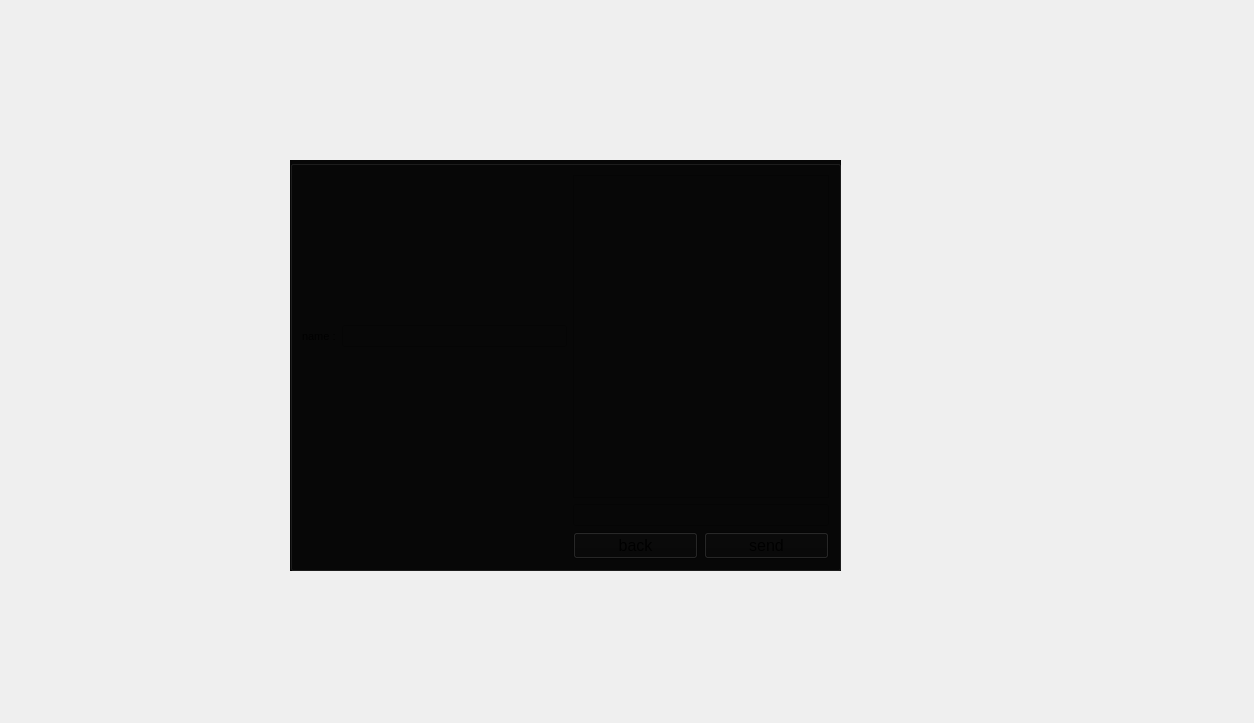
The window that massenger/sendmessagechannel_dialog.ui (MahanBeidokhti/AP-Messenger) describes before a commit, drawn with Qt 5.
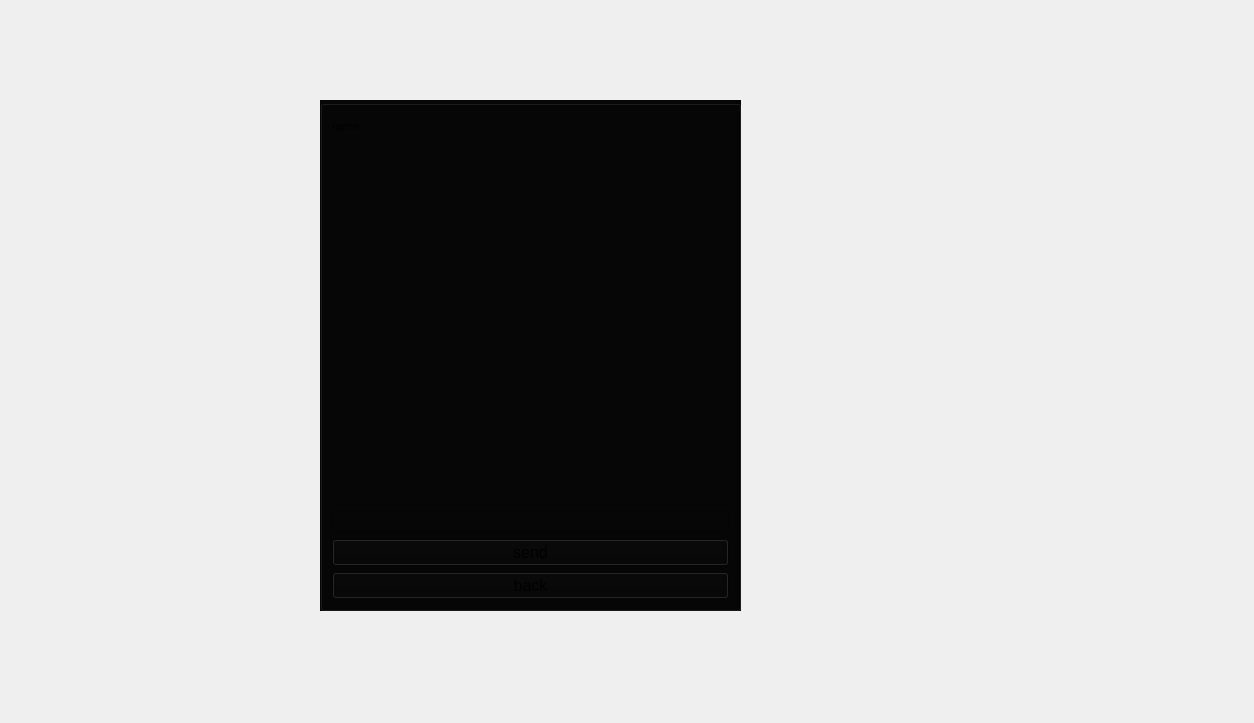
The same window after the commit. Icons and pictures are not drawn.

Commit message: sendmessagegroup and sendmessagechannel has completed

The edit to the form file:
```diff
--- a/massenger/sendmessagechannel_dialog.ui
+++ b/massenger/sendmessagechannel_dialog.ui
@@ -19,14 +19,14 @@
   <widget class="QGroupBox" name="channelname_groupBox">
    <property name="geometry">
     <rect>
-     <x>410</x>
-     <y>240</y>
+     <x>390</x>
+     <y>230</y>
      <width>311</width>
-     <height>191</height>
+     <height>221</height>
     </rect>
    </property>
    <property name="styleSheet">
-    <string notr="true">background-color: rgb(16, 16, 16);</string>
+    <string notr="true">background-color: rgb(8, 8, 8);</string>
    </property>
    <property name="title">
     <string/>
@@ -37,7 +37,7 @@
       <item>
        <widget class="QLabel" name="label">
         <property name="text">
-         <string>زchannelname</string>
+         <string>channelname :</string>
         </property>
        </widget>
       </item>
@@ -48,9 +48,15 @@
           <pointsize>13</pointsize>
          </font>
         </property>
+        <property name="styleSheet">
+         <string notr="true"/>
+        </property>
         <property name="text">
          <string/>
         </property>
+        <property name="placeholderText">
+         <string/>
+        </property>
        </widget>
       </item>
      </layout>
@@ -74,39 +80,58 @@
   <widget class="QGroupBox" name="chat_groupBox">
    <property name="geometry">
     <rect>
-     <x>290</x>
-     <y>160</y>
-     <width>551</width>
-     <height>411</height>
+     <x>320</x>
+     <y>100</y>
+     <width>421</width>
+     <height>511</height>
     </rect>
    </property>
    <property name="styleSheet">
-    <string notr="true">background-color: rgb(7, 7, 7);</string>
+    <string notr="true">background-color: rgb(6, 6, 6);</string>
    </property>
    <property name="title">
     <string/>
    </property>
    <layout class="QGridLayout" name="gridLayout">
-    <item row="2" column="1">
-     <widget class="QPushButton" name="back_chat_pushButton">
-      <property name="font">
-       <font>
-        <pointsize>12</pointsize>
-       </font>
-      </property>
-      <property name="text">
-       <string>back</string>
-      </property>
-     </widget>
+    <item row="0" column="0">
+     <layout class="QHBoxLayout" name="horizontalLayout_2">
+      <item>
+       <widget class="QLabel" name="label_2">
+        <property name="font">
+         <font>
+          <pointsize>8</pointsize>
+         </font>
+        </property>
+        <property name="text">
+         <string>name :</string>
+        </property>
+       </widget>
+      </item>
+      <item>
+       <widget class="QLabel" name="name_label">
+        <property name="font">
+         <font>
+          <pointsize>14</pointsize>
+         </font>
+        </property>
+        <property name="text">
+         <string/>
+        </property>
+       </widget>
+      </item>
+     </layout>
     </item>
-    <item row="1" column="1" colspan="2">
+    <item row="1" column="0">
+     <widget class="QTextEdit" name="message_textEdit"/>
+    </item>
+    <item row="2" column="0">
      <widget class="QLineEdit" name="send_lineEdit">
       <property name="text">
        <string/>
       </property>
      </widget>
     </item>
-    <item row="2" column="2">
+    <item row="3" column="0">
      <widget class="QPushButton" name="send_pushButton">
       <property name="font">
        <font>
@@ -118,33 +143,17 @@
       </property>
      </widget>
     </item>
-    <item row="0" column="1" colspan="2">
-     <widget class="QListView" name="massege_listView"/>
-    </item>
-    <item row="0" column="0">
-     <layout class="QHBoxLayout" name="horizontalLayout_2">
-      <item>
-       <widget class="QLabel" name="name_label">
-        <property name="font">
-         <font>
-          <pointsize>8</pointsize>
-         </font>
-        </property>
-        <property name="text">
-         <string>name :</string>
-        </property>
-       </widget>
-      </item>
-      <item>
-       <widget class="QLineEdit" name="recieved_channelname_lineEdit">
-        <property name="font">
-         <font>
-          <pointsize>8</pointsize>
-         </font>
-        </property>
-       </widget>
-      </item>
-     </layout>
+    <item row="4" column="0">
+     <widget class="QPushButton" name="back_chat_pushButton">
+      <property name="font">
+       <font>
+        <pointsize>12</pointsize>
+       </font>
+      </property>
+      <property name="text">
+       <string>back</string>
+      </property>
+     </widget>
     </item>
    </layout>
   </widget>
```
Left out of the diff: 2 changed lines with no effect on the pictures. The commit also changes 8 other files.
